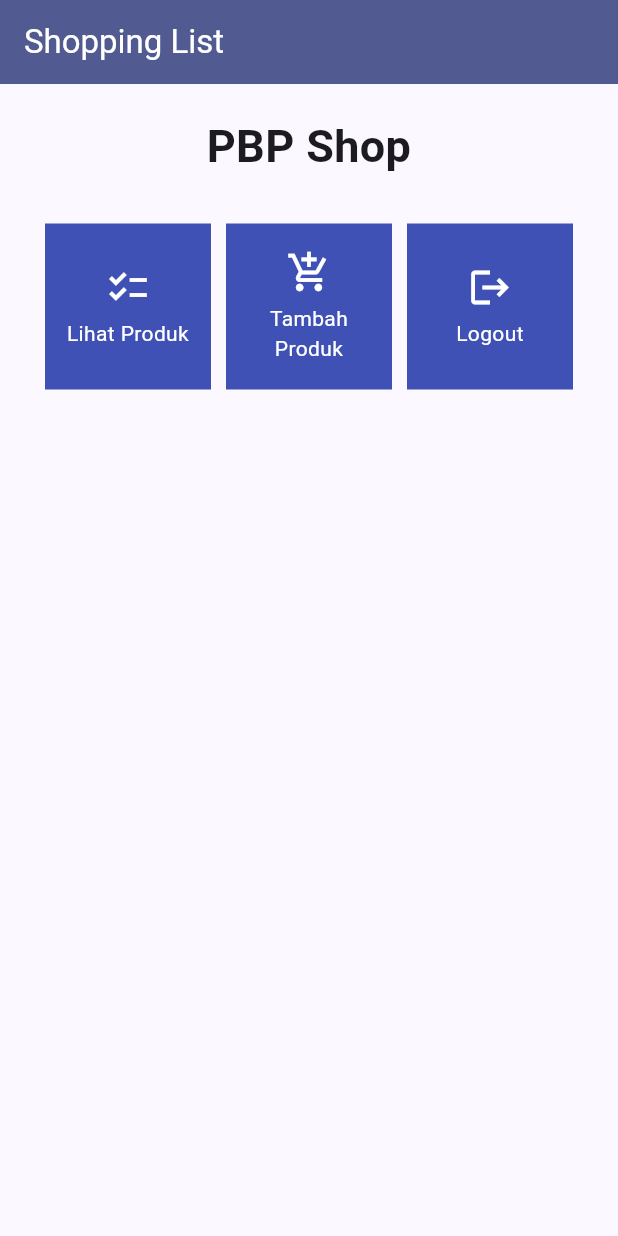
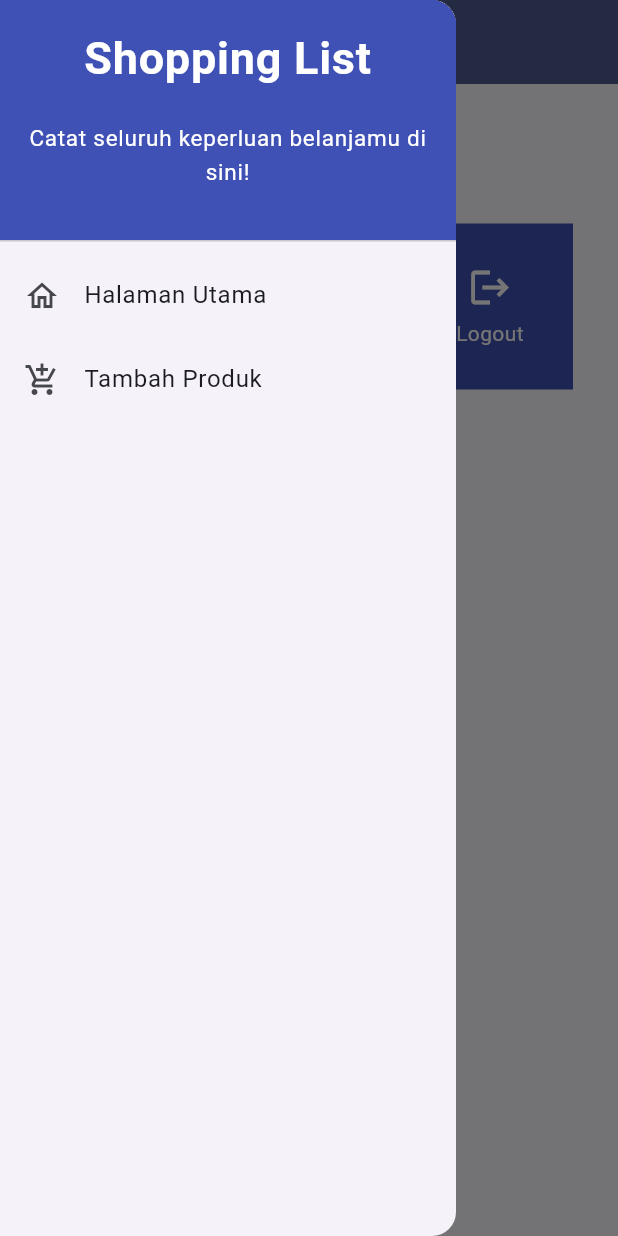
Before and after one commit to BimantoroW/shopping-list-mobile, a Flutter app: the screen it shows after launch, with the side drawer open (before the commit the screen has no drawer), on a phone screen of 412 x 824 dp. Run offline on Flutter 3.47's test engine with Material 2 defaults, Android fonts, the phone set to English and light mode, and no system bars.

Commit message:
selesaikan tutorial 7

```diff
--- a/lib/main.dart
+++ b/lib/main.dart
@@ -1,5 +1,5 @@
 import 'package:flutter/material.dart';
-import 'package:shopping_list/menu.dart';
+import 'package:shopping_list/screens/menu.dart';
 
 void main() {
   runApp(const MyApp());
--- a/lib/menu.dart
+++ b/lib/screens/menu.dart
@@ -1,4 +1,7 @@
 import 'package:flutter/material.dart';
+import 'package:shopping_list/screens/shoplist_form.dart';
+import 'package:shopping_list/widgets/left_drawer.dart';
+import 'package:shopping_list/widgets/shop_card.dart';
 
 class MyHomePage extends StatelessWidget {
   MyHomePage({Key? key}) : super(key: key);
@@ -9,24 +12,17 @@ class MyHomePage extends StatelessWidget {
     ShopItem("Logout", Icons.logout),
   ];
 
-  // This widget is the home page of your application. It is stateful, meaning
-  // that it has a State object (defined below) that contains fields that affect
-  // how it looks.
-
-  // This class is the configuration for the state. It holds the values (in this
-  // case the title) provided by the parent (in this case the App widget) and
-  // used by the build method of the State. Fields in a Widget subclass are
-  // always marked "final".
   @override
   Widget build(BuildContext context) {
     return Scaffold(
       appBar: AppBar(
         backgroundColor: Theme.of(context).colorScheme.primary,
+        foregroundColor: Theme.of(context).colorScheme.surface,
         title: const Text(
           'Shopping List',
-          style: TextStyle(color: Colors.white),
         ),
       ),
+      drawer: const LeftDrawer(),
       body: SingleChildScrollView(
         // Widget wrapper yang dapat discroll
         child: Padding(
@@ -68,13 +64,6 @@ class MyHomePage extends StatelessWidget {
   }
 }
 
-class ShopItem {
-  final String name;
-  final IconData icon;
-
-  ShopItem(this.name, this.icon);
-}
-
 class ShopCard extends StatelessWidget {
   final ShopItem item;
 
@@ -92,6 +81,12 @@ class ShopCard extends StatelessWidget {
             ..hideCurrentSnackBar()
             ..showSnackBar(SnackBar(
                 content: Text("Kamu telah menekan tombol ${item.name}!")));
+          if (item.name == "Tambah Produk") {
+            Navigator.push(
+              context,
+              MaterialPageRoute(builder: (context) => const ShopFormPage()),
+            );
+          }
         },
         child: Container(
           // Container untuk menyimpan Icon dan Text
--- /dev/null
+++ b/lib/widgets/left_drawer.dart
@@ -0,0 +1,68 @@
+import 'package:flutter/material.dart';
+import 'package:shopping_list/screens/menu.dart';
+import 'package:shopping_list/screens/shoplist_form.dart';
+
+class LeftDrawer extends StatelessWidget {
+  const LeftDrawer({super.key});
+
+  @override
+  Widget build(BuildContext context) {
+    return Drawer(
+      child: ListView(
+        children: [
+          const DrawerHeader(
+            decoration: BoxDecoration(
+              color: Colors.indigo,
+            ),
+            child: Column(
+              children: [
+                Text(
+                  'Shopping List',
+                  textAlign: TextAlign.center,
+                  style: TextStyle(
+                    fontSize: 30,
+                    fontWeight: FontWeight.bold,
+                    color: Colors.white,
+                  ),
+                ),
+                Padding(padding: EdgeInsets.all(10)),
+                Text(
+                  "Catat seluruh keperluan belanjamu di sini!",
+                  textAlign: TextAlign.center,
+                  style: TextStyle(
+                      fontSize: 15.0,
+                      fontWeight: FontWeight.normal,
+                      color: Colors.white),
+                ),
+              ],
+            ),
+          ),
+          ListTile(
+            leading: const Icon(Icons.home_outlined),
+            title: const Text('Halaman Utama'),
+            // Bagian redirection ke MyHomePage
+            onTap: () {
+              Navigator.pushReplacement(
+                  context,
+                  MaterialPageRoute(
+                    builder: (context) => MyHomePage(),
+                  ));
+            },
+          ),
+          ListTile(
+            leading: const Icon(Icons.add_shopping_cart),
+            title: const Text('Tambah Produk'),
+            // Bagian redirection ke ShopFormPage
+            onTap: () {
+              Navigator.pushReplacement(
+                  context,
+                  MaterialPageRoute(
+                    builder: (context) => const ShopFormPage(),
+                  ));
+            },
+          ),
+        ],
+      ),
+    );
+  }
+}
```
Also changed, not shown: lib/screens/shoplist_form.dart (added, +158 -0 lines), lib/widgets/shop_card.dart (added, +8 -0 lines).
